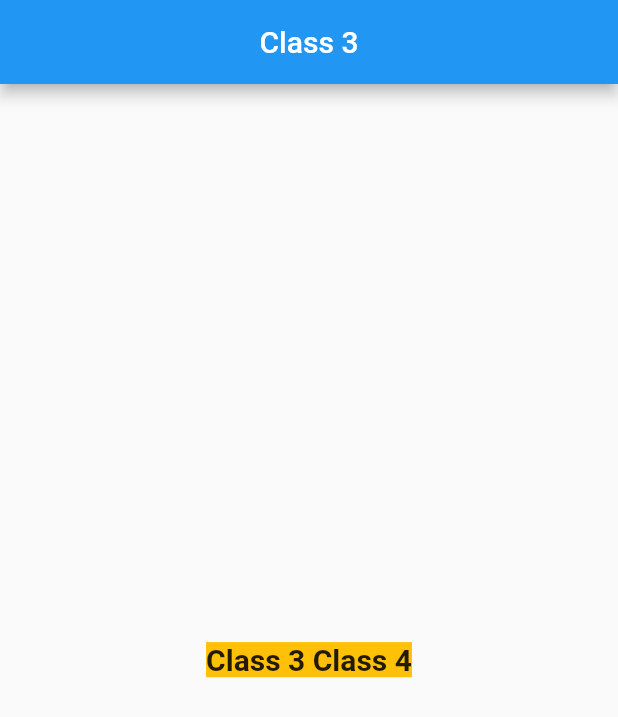
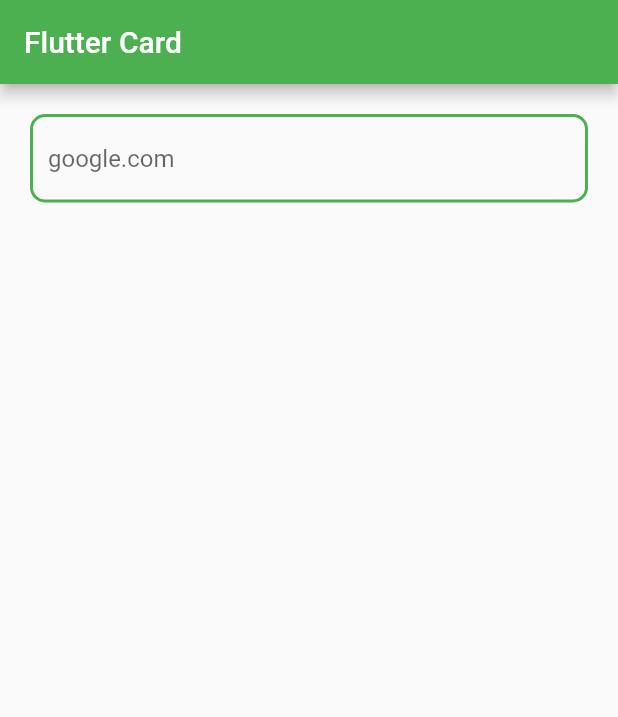
Before and after one commit to vatiza/Flutter_Widgets_Learning, a Flutter app: the screen it shows after launch, on a phone screen of 412 x 824 dp. Shown: the top 717 px of the screen. Run offline on Flutter 3.47's test engine with Material 2 defaults, Android fonts, the light colour scheme and no system bars; our stand-ins replace google_fonts; Roboto replaces fonts that are missing (Actor).

Commit message:
text Field

```diff
--- a/lib/main.dart
+++ b/lib/main.dart
@@ -4,26 +4,29 @@
 
 void main() => runApp(MyApp());
 
-class MyApp extends StatelessWidget {
+class MyApp extends StatefulWidget {
+  @override
+  State<MyApp> createState() => _MyAppState();
+}
+
+class _MyAppState extends State<MyApp> {
   @override
   Widget build(BuildContext context) {
     return MaterialApp(
-      debugShowCheckedModeBanner: false,
+      // debugShowCheckedModeBanner: false,
       home: Scaffold(
         appBar: AppBar(
-          title: Text('Class 3'),
-          centerTitle: true,
+          backgroundColor: Colors.green,
+          title: Text('Flutter Card'),
         ),
-        body: Center(
-          child: Text(
-            'Class 3 Class 4',
-            style: GoogleFonts.actor(
-              textStyle: TextStyle(
-                  backgroundColor: Colors.amber,
-                  fontWeight: FontWeight.bold,
-                  fontSize: 20),
-            ),
-          ),
+        body: Container(
+          padding: EdgeInsets.all(20),
+          child: TextField(
+              decoration: InputDecoration(
+                  enabledBorder: OutlineInputBorder(
+                      borderSide: BorderSide(color: Colors.green, width: 2),
+                      borderRadius: BorderRadius.all(Radius.circular(10))),
+                  hintText: 'google.com')),
         ),
       ),
     );
```
